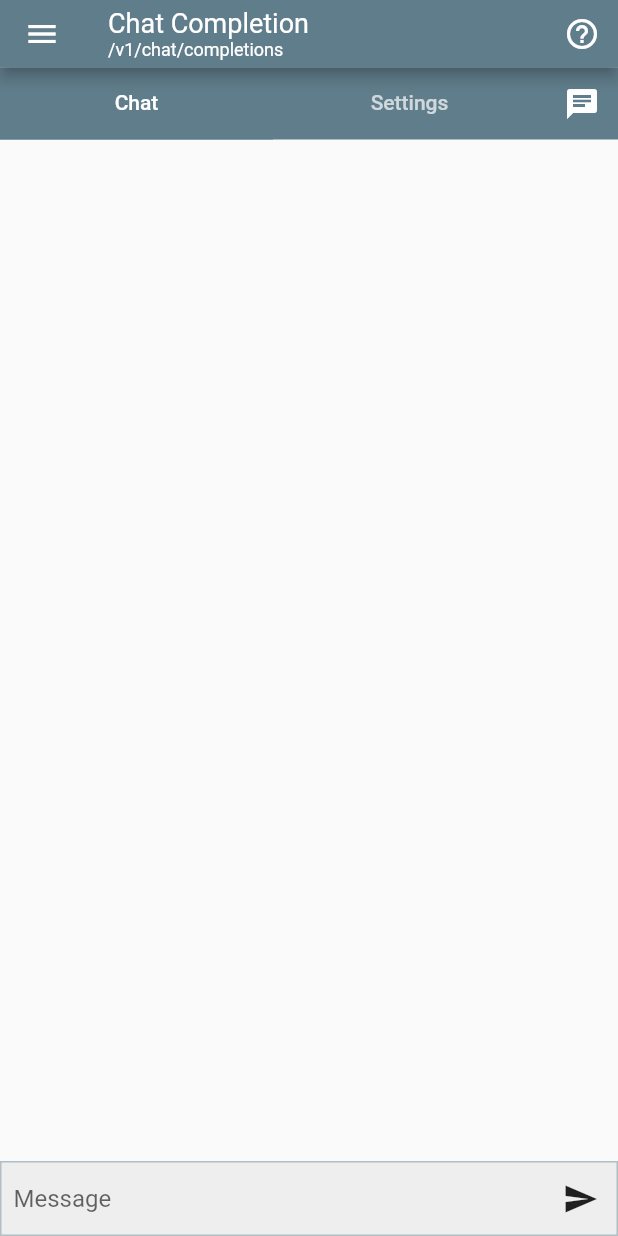
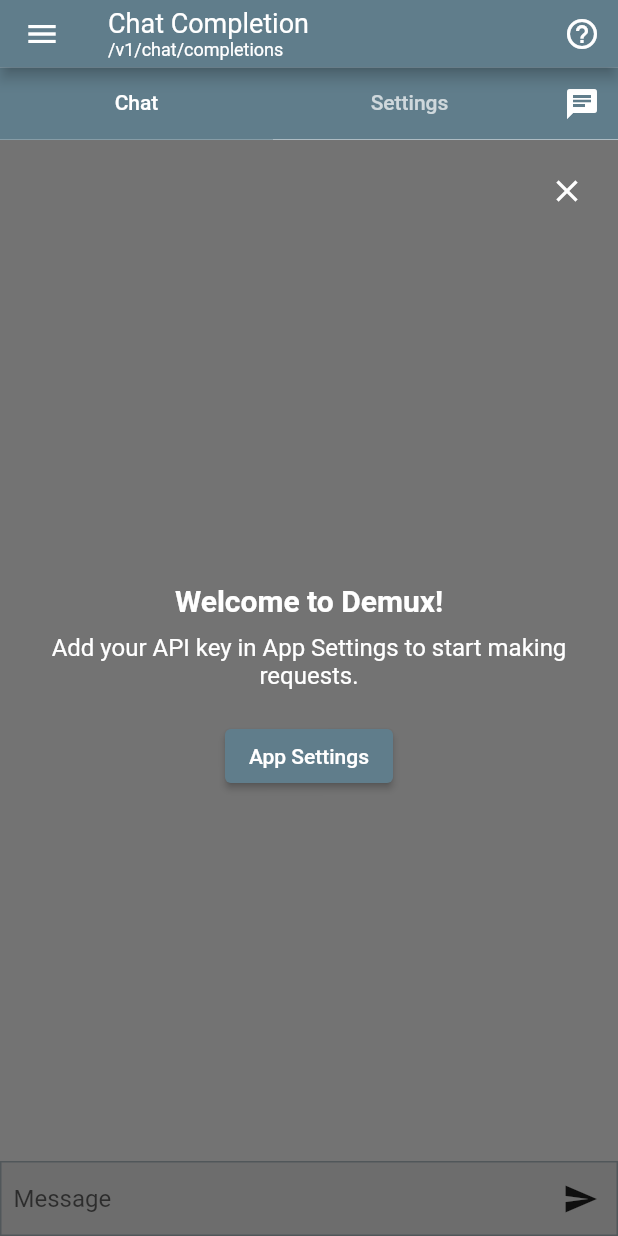
Before and after one commit to Gyarados/demux_app, a Flutter app: the screen it shows after launch, on a phone screen of 412 x 824 dp. Run offline on Flutter 3.47's test engine with Material 2 defaults, Android fonts, the phone set to English and light mode, and no system bars; our stand-ins replace auto_route, expandable, flutter_bloc, flutter_spinkit, hydrated_bloc, image_picker and 1 more; missing offline and left inert: flutter_markdown_selectionarea, open_file_plus.

Commit message:
Better settings

```diff
--- a/lib/app/pages/chat/chat_completion_page.dart
+++ b/lib/app/pages/chat/chat_completion_page.dart
@@ -4,6 +4,7 @@
 import 'package:demux_app/app/pages/chat/widgets/chat_widget.dart';
 import 'package:demux_app/app/pages/chat/widgets/chat_settings_widget.dart';
 import 'package:demux_app/app/pages/settings/cubit/app_settings_cubit.dart';
+import 'package:demux_app/app/widgets/introduction_cta.dart';
 import 'package:demux_app/data/models/chat.dart';
 import 'package:flutter/material.dart';
 import 'package:flutter_bloc/flutter_bloc.dart';
@@ -84,7 +85,15 @@
                   ])),
               Expanded(
                   child: TabBarView(children: [
-                ChatWidget(),
+                Stack(
+                  children: [
+                    ChatWidget(),
+                    if (appSettingsCubit.showIntroductionMessages() &&
+                        appSettingsCubit.apiKeyIsMissing())
+                      IntrodutionCTAWidget(),
+                  ],
+                ),
+                // ChatWidget(),
                 ChatSettingsWidget(),
               ])),
             ])));
--- /dev/null
+++ b/lib/app/widgets/introduction_cta.dart
@@ -0,0 +1,65 @@
+import 'package:demux_app/app/widgets/pages_drawer/cubit/pages_drawer_cubit.dart';
+import 'package:demux_app/app/widgets/pages_drawer/cubit/pages_drawer_states.dart';
+import 'package:flutter/material.dart';
+import 'package:flutter_bloc/flutter_bloc.dart';
+
+class IntrodutionCTAWidget extends StatelessWidget {
+  @override
+  Widget build(BuildContext context) {
+    PagesDrawerCubit pagesDrawerCubit =
+        BlocProvider.of<PagesDrawerCubit>(context);
+    return Container(
+      color: Colors.black54,
+      child: Stack(
+        children: [
+          // Close button
+          Positioned(
+            top: 10,
+            right: 10,
+            child: IconButton(
+              icon: Icon(Icons.close, color: Colors.white),
+              onPressed: () {
+                // Implement your close action here
+              },
+            ),
+          ),
+          // Main Content
+          Center(
+            child: Column(
+              mainAxisAlignment: MainAxisAlignment.center,
+              children: [
+                Text(
+                  'Welcome to Demux!',
+                  style: TextStyle(
+                    fontSize: 20,
+                    fontWeight: FontWeight.bold,
+                    color: Colors.white,
+                  ),
+                ),
+                SizedBox(height: 10),
+                Padding(
+                  padding: const EdgeInsets.symmetric(horizontal: 16.0),
+                  child: Text(
+                    "Add your API key in App Settings to start making requests.",
+                    style: TextStyle(
+                      fontSize: 16,
+                      color: Colors.white,
+                    ),
+                    textAlign: TextAlign.center,
+                  ),
+                ),
+                SizedBox(height: 20),
+                ElevatedButton(
+                  onPressed: () {
+                    pagesDrawerCubit.navigateTo(PageRoutes.appSettings);
+                  },
+                  child: Text('App Settings'),
+                ),
+              ],
+            ),
+          ),
+        ],
+      ),
+    );
+  }
+}
--- a/lib/data/models/app_settings.dart
+++ b/lib/data/models/app_settings.dart
@@ -7,9 +7,14 @@
   bool isDarkMode;
   double textScaleFactor;
   String apiKey;
+  bool showIntroductionMessages;
 
-  AppSettings(
-      {this.isDarkMode = false, this.textScaleFactor = 1, this.apiKey = ''});
+  AppSettings({
+    this.isDarkMode = false,
+    this.textScaleFactor = 1,
+    this.apiKey = '',
+    this.showIntroductionMessages = true,
+  });
 
   factory AppSettings.fromJson(Map<String, dynamic> json) =>
       _$AppSettingsFromJson(json);
```
Also changed, not shown: lib/app/pages/settings/app_settings_page.dart (+57 -17 lines), lib/app/pages/settings/cubit/app_settings_cubit.dart (+32 -2 lines), lib/data/models/app_settings.g.dart.
